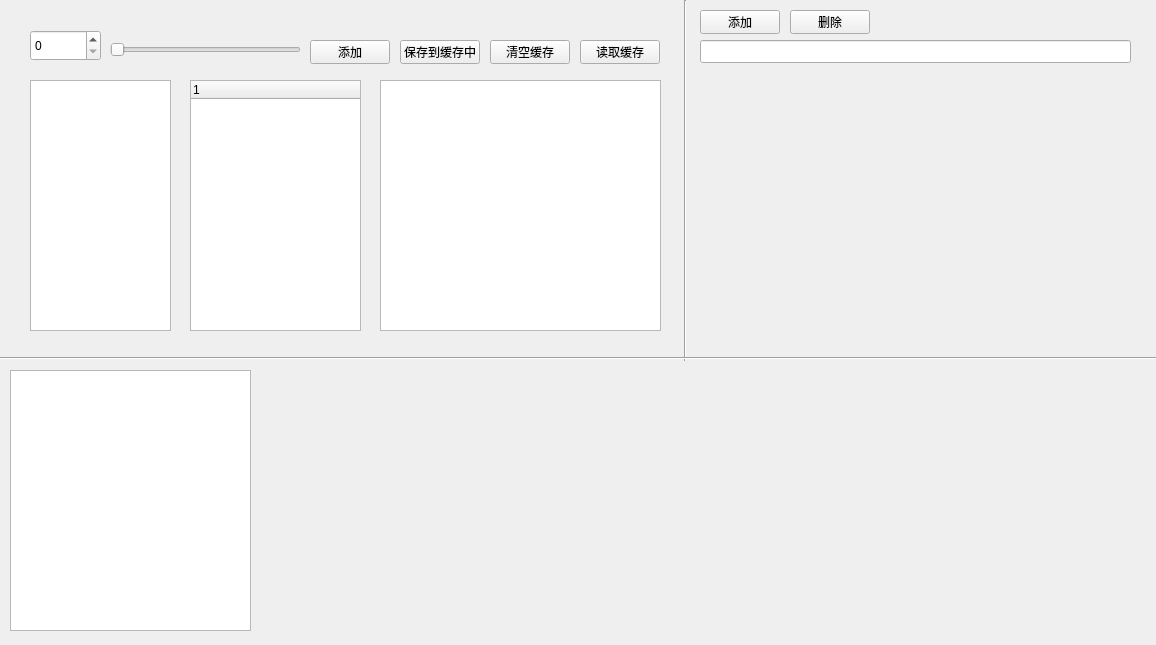
First picture: the form in mywindow.ui, repository Lil-El/QT, before the edit.
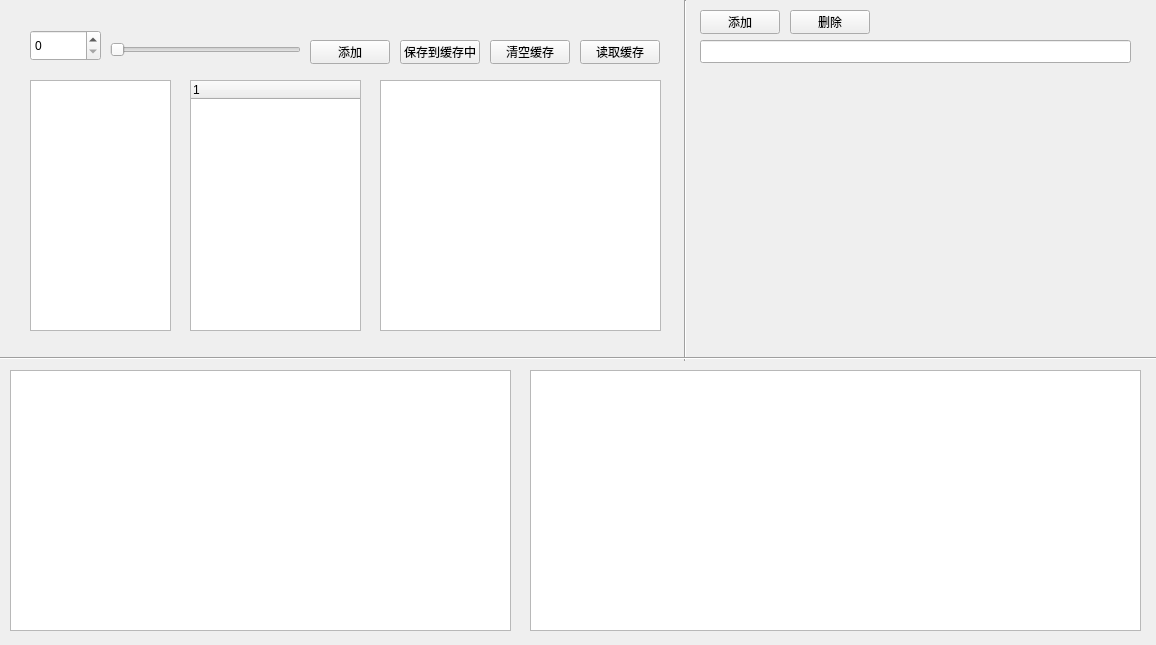
Second picture: the form after the edit.

Patch:
```diff
--- a/mywindow.ui
+++ b/mywindow.ui
@@ -207,7 +207,17 @@
     <rect>
      <x>10</x>
      <y>370</y>
-     <width>241</width>
+     <width>501</width>
+     <height>261</height>
+    </rect>
+   </property>
+  </widget>
+  <widget class="QTableWidget" name="tableWidget2">
+   <property name="geometry">
+    <rect>
+     <x>530</x>
+     <y>370</y>
+     <width>611</width>
      <height>261</height>
     </rect>
    </property>
```
